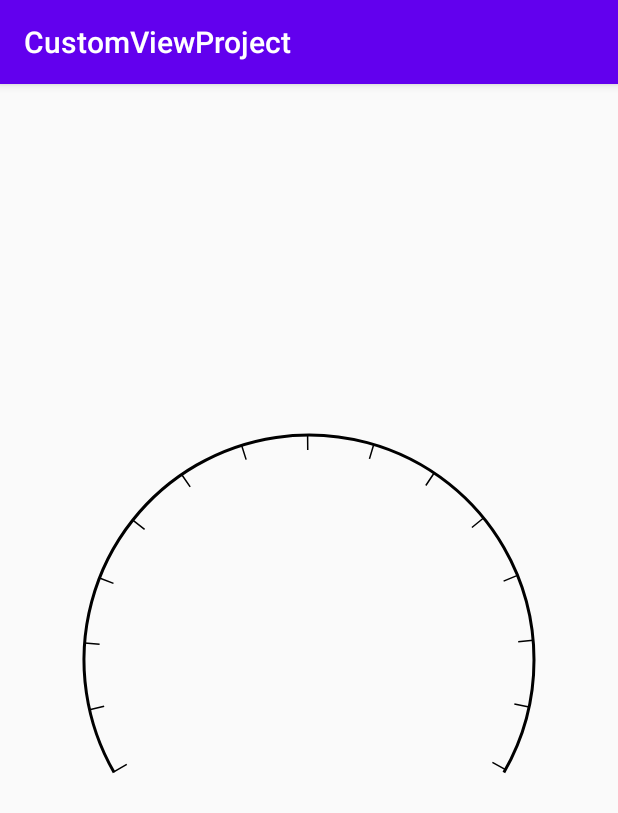
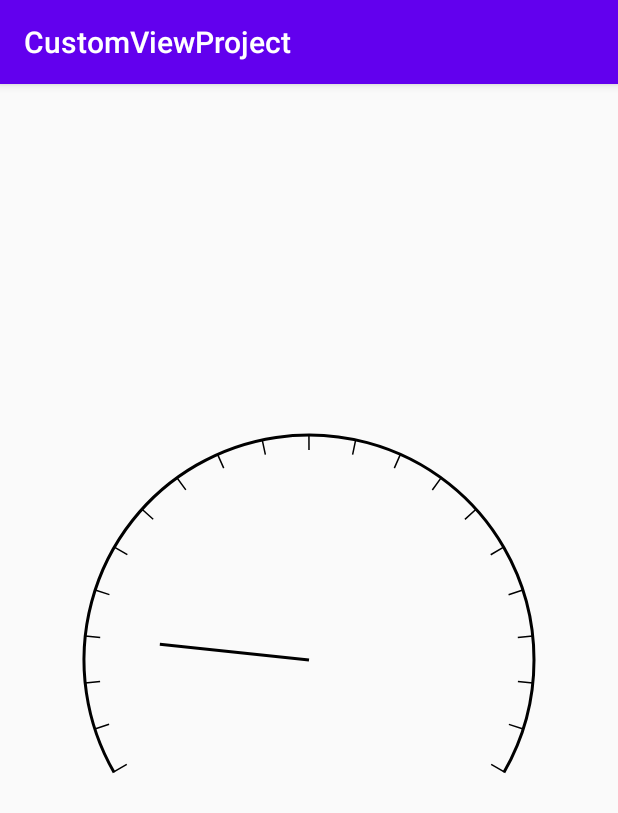
Before and after one commit to ZhangHowie/CustomViewProject, an Android app: the screen it shows after launch (MainActivity), on a phone screen of 412 x 824 dp. Shown: the top 813 px of the screen. Run offline under Robolectric (Android 15) with nearby library versions, the phone set to English and light mode, and no system bars.

Commit message:
上传完成仪表盘代码

```diff
--- a/app/src/main/java/com/howie/customviewproject/DashBoardView.kt
+++ b/app/src/main/java/com/howie/customviewproject/DashBoardView.kt
@@ -5,6 +5,8 @@ import android.graphics.*
 import android.util.AttributeSet
 import android.view.View
 import com.howie.customviewproject.util.toPx
+import kotlin.math.cos
+import kotlin.math.sin
 
 /**
  * 仪表盘自定义View
@@ -12,21 +14,27 @@ import com.howie.customviewproject.util.toPx
 class DashBoardView(ctx: Context, attrs: AttributeSet): View(ctx, attrs) {
 
     //开启抗锯齿
-    val paint: Paint = Paint(Paint.ANTI_ALIAS_FLAG);
+    val paint: Paint = Paint(Paint.ANTI_ALIAS_FLAG)
 
     val RADIUS: Float = 150.toPx()
+
+    val OPEN_ANGLE = 120
 
     val path: Path = Path()
     var pathLength = 0f
 
 
-    lateinit var oval: RectF
+    var oval: RectF
 
     val STROKE_WIDTH = 2.toPx()
 
+    val line_length = 100.toPx()
+
+    val LINE_NUM = 3
+
     lateinit var dashPathEffect: PathEffect
 
-    val DASH_COUNT = 15
+    val DASH_COUNT = 20
 
     var pathMeasure = PathMeasure()
 
@@ -42,14 +50,17 @@ class DashBoardView(ctx: Context, attrs: AttributeSet): View(ctx, attrs) {
         oval = RectF(w /2 - RADIUS, h / 2 - RADIUS, w /2 + RADIUS, h /2 + RADIUS)
 
         path.fillType = Path.FillType.EVEN_ODD
-        path.addArc(oval, 60 + 90.toFloat(), 360 - 60 - 60.toFloat())
+        path.addArc(oval, 90  + (OPEN_ANGLE / 2).toFloat(), (360 - OPEN_ANGLE).toFloat())
 
         //添加PathEffect
         val dashPath = Path()
         dashPath.addRect(0f, 0f, 1.toPx(), 10.toPx(), Path.Direction.CCW)
         pathMeasure.setPath(path, false)
         pathLength = pathMeasure.length
-        dashPathEffect = PathDashPathEffect(dashPath, (pathLength + (pathLength/DASH_COUNT))/ DASH_COUNT, 0f, PathDashPathEffect.Style.ROTATE)
+        dashPathEffect = PathDashPathEffect(dashPath, (pathLength - 1.toPx())/DASH_COUNT, 0f,
+            PathDashPathEffect.Style.ROTATE)
+
+
     }
 
 
@@ -64,5 +75,12 @@ class DashBoardView(ctx: Context, attrs: AttributeSet): View(ctx, attrs) {
         paint.pathEffect = dashPathEffect
         canvas.drawPath(path, paint)
         paint.pathEffect = null
+
+        //画指针
+        val oneToSweep = (360 - OPEN_ANGLE) / DASH_COUNT
+        val x = Math.toRadians((OPEN_ANGLE / 2 + 90 + oneToSweep * LINE_NUM).toDouble())
+        canvas.drawLine((width / 2 ).toFloat(), (height / 2).toFloat(),
+            (width / 2 + line_length * cos(x)).toFloat(),
+            (height / 2 + line_length * sin(x)).toFloat(), paint)
     }
 }
```
